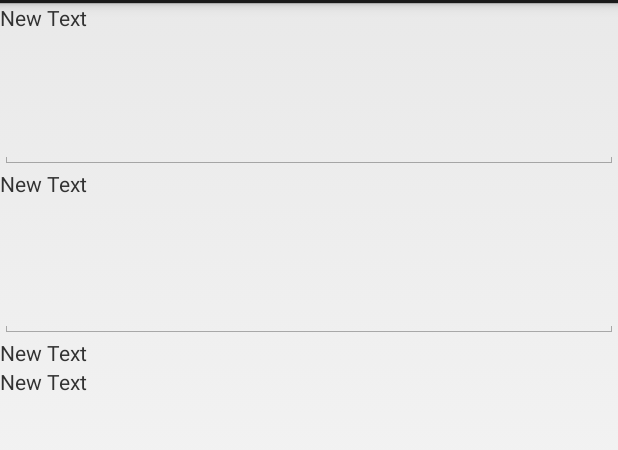
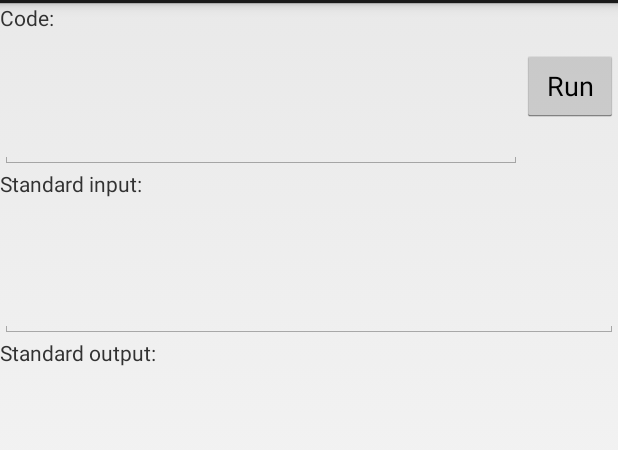
Before and after one commit to segin/BFInterpreter, an Android app: the layout activity_bfinterpreter.xml on its own in the app's theme, with its tools: preview values and no code run, on a phone screen of 412 x 824 dp, the part 69-519 px from its top. Run offline under Robolectric (Android 15) with nearby library versions, the phone set to English and light mode, and no system bars.

Commit message:
Laid out UI, added strings, that sort of stuff

```diff
--- a/app/src/main/res/layout/activity_bfinterpreter.xml
+++ b/app/src/main/res/layout/activity_bfinterpreter.xml
@@ -2,12 +2,17 @@
     android:orientation="vertical"
     android:layout_width="fill_parent"
     android:layout_height="fill_parent"
-    xmlns:android="http://schemas.android.com/apk/res/android">
+    xmlns:android="http://schemas.android.com/apk/res/android"
+    android:id="@+id/BFInterpreter">
+
+    <RelativeLayout
+        android:layout_width="fill_parent"
+        android:layout_height="wrap_content">
 
         <TextView
             android:layout_width="wrap_content"
             android:layout_height="wrap_content"
-        android:text="New Text"
+            android:text="@string/code_help"
             android:id="@+id/codeHelp" />
 
         <EditText
@@ -16,12 +21,25 @@
             android:inputType="textMultiLine"
             android:ems="10"
             android:id="@+id/codeText"
-        android:layout_gravity="center_horizontal" />
+            android:layout_gravity="center_horizontal"
+            android:layout_toLeftOf="@+id/runButton"
+            android:layout_toStartOf="@+id/runButton"
+            android:layout_below="@+id/codeHelp" />
+
+        <Button
+            android:layout_width="wrap_content"
+            android:layout_height="wrap_content"
+            android:text="@string/run_button"
+            android:id="@+id/runButton"
+            android:layout_centerVertical="true"
+            android:layout_alignParentRight="true"
+            android:layout_alignParentEnd="true" />
+    </RelativeLayout>
 
     <TextView
         android:layout_width="wrap_content"
         android:layout_height="wrap_content"
-        android:text="New Text"
+        android:text="@string/input_help"
         android:id="@+id/inputHelp" />
 
     <EditText
@@ -35,12 +53,11 @@
     <TextView
         android:layout_width="wrap_content"
         android:layout_height="wrap_content"
-        android:text="New Text"
+        android:text="@string/output_help"
         android:id="@+id/outputHelp" />
 
     <TextView
         android:layout_width="match_parent"
         android:layout_height="match_parent"
-        android:text="New Text"
         android:id="@+id/outputText" />
 </LinearLayout>
--- a/app/src/main/res/menu/bfinterpreter.xml
+++ b/app/src/main/res/menu/bfinterpreter.xml
@@ -2,8 +2,8 @@
     xmlns:app="http://schemas.android.com/apk/res-auto"
     xmlns:tools="http://schemas.android.com/tools"
     tools:context=".BFInterpreter" >
-    <item android:id="@+id/action_settings"
-        android:title="@string/action_settings"
+    <item android:id="@+id/action_run"
+        android:title="@string/action_run"
         android:orderInCategory="100"
         app:showAsAction="never" />
 </menu>
--- a/app/src/main/res/values/strings.xml
+++ b/app/src/main/res/values/strings.xml
@@ -3,6 +3,10 @@
 
     <string name="app_name">BF Interpreter</string>
     <string name="hello_world">Hello world!</string>
-    <string name="action_settings">Settings</string>
+    <string name="action_run">Run</string>
+    <string name="output_help">Standard output:</string>
+    <string name="input_help">Standard input:</string>
+    <string name="code_help">Code:</string>
+    <string name="run_button">Run</string>
 
 </resources>
```
Lines whose indentation alone changed are shown as unchanged.
